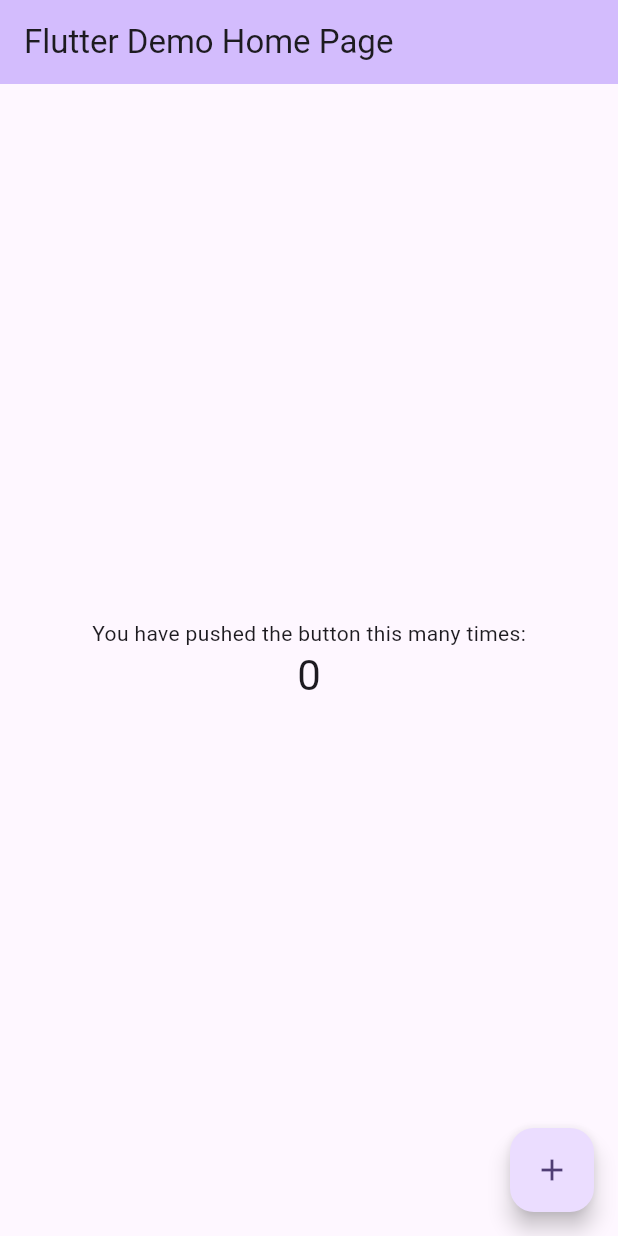
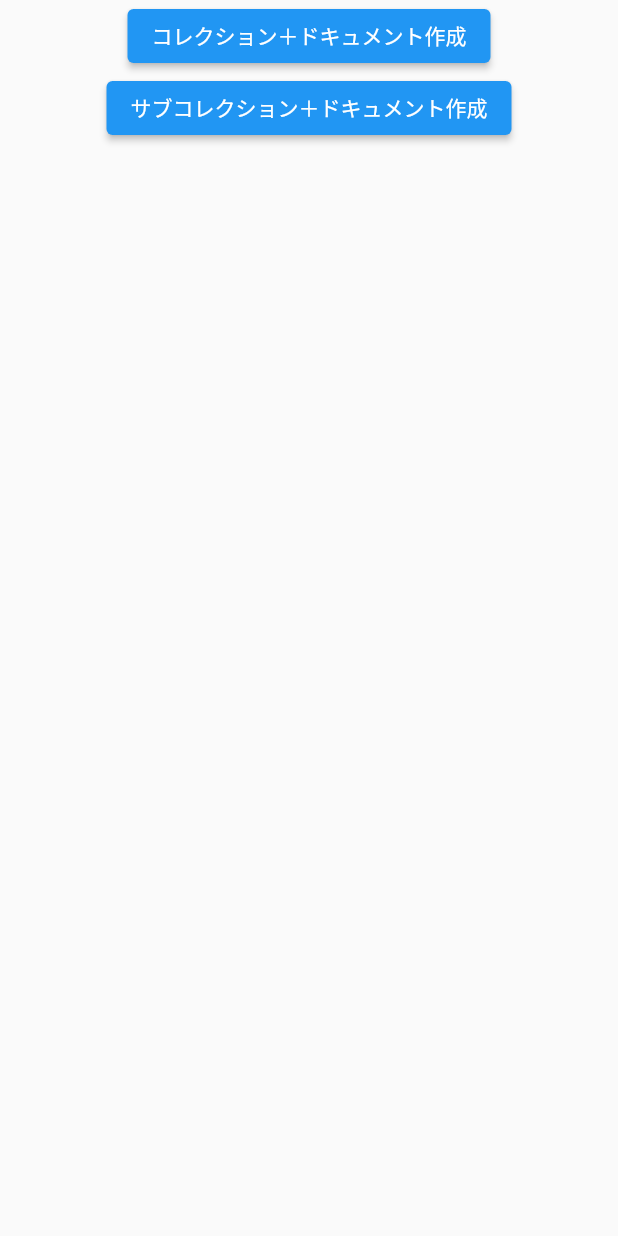
Before and after one commit to SugawaraTomo/flutter10, a Flutter app: the screen it shows after launch, on a phone screen of 412 x 824 dp. Run offline on Flutter 3.47's test engine with Material 2 defaults, Android fonts, the phone set to English and light mode, and no system bars; our stand-ins replace cloud_firestore, firebase_core; accounts and stored records are empty; statements that could not run were skipped.

Commit message:
サブコレクション追加機能

```diff
--- a/lib/main.dart
+++ b/lib/main.dart
@@ -1,125 +1,76 @@
+import 'package:cloud_firestore/cloud_firestore.dart';
+import 'package:firebase_core/firebase_core.dart';
 import 'package:flutter/material.dart';
+import 'config/key dart';
 
-void main() {
-  runApp(const MyApp());
+Future<void> main() async {
+  // Fireabse初期化
+  WidgetsFlutterBinding.ensureInitialized();
+  await Firebase.initializeApp(
+    options: FirebaseOptions(
+     apiKey: fb_apiKey, // Your apiKey
+     authDomain: fb_authDomain,
+     projectId: fb_projectId,
+     storageBucket: fb_storageBucket,
+     messagingSenderId: fb_messagingSenderId,
+     appId: fb_appId, // Your appId
+   ),
+  );
+  runApp(MyApp());
 }
 
 class MyApp extends StatelessWidget {
-  const MyApp({super.key});
-
-  // This widget is the root of your application.
   @override
   Widget build(BuildContext context) {
     return MaterialApp(
+      debugShowCheckedModeBanner: false,
       title: 'Flutter Demo',
       theme: ThemeData(
-        // This is the theme of your application.
-        //
-        // TRY THIS: Try running your application with "flutter run". You'll see
-        // the application has a blue toolbar. Then, without quitting the app,
-        // try changing the seedColor in the colorScheme below to Colors.green
-        // and then invoke "hot reload" (save your changes or press the "hot
-        // reload" button in a Flutter-supported IDE, or press "r" if you used
-        // the command line to start the app).
-        //
-        // Notice that the counter didn't reset back to zero; the application
-        // state is not lost during the reload. To reset the state, use hot
-        // restart instead.
-        //
-        // This works for code too, not just values: Most code changes can be
-        // tested with just a hot reload.
-        colorScheme: ColorScheme.fromSeed(seedColor: Colors.deepPurple),
-        useMaterial3: true,
+        primarySwatch: Colors.blue,
+        visualDensity: VisualDensity.adaptivePlatformDensity,
       ),
-      home: const MyHomePage(title: 'Flutter Demo Home Page'),
+      home: MyFirestorePage(),
     );
   }
 }
 
-class MyHomePage extends StatefulWidget {
-  const MyHomePage({super.key, required this.title});
-
-  // This widget is the home page of your application. It is stateful, meaning
-  // that it has a State object (defined below) that contains fields that affect
-  // how it looks.
-
-  // This class is the configuration for the state. It holds the values (in this
-  // case the title) provided by the parent (in this case the App widget) and
-  // used by the build method of the State. Fields in a Widget subclass are
-  // always marked "final".
-
-  final String title;
-
+class MyFirestorePage extends StatefulWidget {
   @override
-  State<MyHomePage> createState() => _MyHomePageState();
+  _MyFirestorePageState createState() => _MyFirestorePageState();
 }
 
-class _MyHomePageState extends State<MyHomePage> {
-  int _counter = 0;
-
-  void _incrementCounter() {
-    setState(() {
-      // This call to setState tells the Flutter framework that something has
-      // changed in this State, which causes it to rerun the build method below
-      // so that the display can reflect the updated values. If we changed
-      // _counter without calling setState(), then the build method would not be
-      // called again, and so nothing would appear to happen.
-      _counter++;
-    });
-  }
-
+class _MyFirestorePageState extends State<MyFirestorePage> {
   @override
   Widget build(BuildContext context) {
-    // This method is rerun every time setState is called, for instance as done
-    // by the _incrementCounter method above.
-    //
-    // The Flutter framework has been optimized to make rerunning build methods
-    // fast, so that you can just rebuild anything that needs updating rather
-    // than having to individually change instances of widgets.
     return Scaffold(
-      appBar: AppBar(
-        // TRY THIS: Try changing the color here to a specific color (to
-        // Colors.amber, perhaps?) and trigger a hot reload to see the AppBar
-        // change color while the other colors stay the same.
-        backgroundColor: Theme.of(context).colorScheme.inversePrimary,
-        // Here we take the value from the MyHomePage object that was created by
-        // the App.build method, and use it to set our appbar title.
-        title: Text(widget.title),
-      ),
       body: Center(
-        // Center is a layout widget. It takes a single child and positions it
-        // in the middle of the parent.
         child: Column(
-          // Column is also a layout widget. It takes a list of children and
-          // arranges them vertically. By default, it sizes itself to fit its
-          // children horizontally, and tries to be as tall as its parent.
-          //
-          // Column has various properties to control how it sizes itself and
-          // how it positions its children. Here we use mainAxisAlignment to
-          // center the children vertically; the main axis here is the vertical
-          // axis because Columns are vertical (the cross axis would be
-          // horizontal).
-          //
-          // TRY THIS: Invoke "debug painting" (choose the "Toggle Debug Paint"
-          // action in the IDE, or press "p" in the console), to see the
-          // wireframe for each widget.
-          mainAxisAlignment: MainAxisAlignment.center,
           children: <Widget>[
-            const Text(
-              'You have pushed the button this many times:',
+            ElevatedButton(
+              child: Text('コレクション＋ドキュメント作成'),
+              onPressed: () async {
+                // ドキュメント作成
+                await FirebaseFirestore.instance
+                    .collection('users') // コレクションID
+                    .doc('id_gfi') // ドキュメントID
+                    .set({'name': '田中', 'age': 20}); // データ
+              },
             ),
-            Text(
-              '$_counter',
-              style: Theme.of(context).textTheme.headlineMedium,
+            ElevatedButton(
+              child: Text('サブコレクション＋ドキュメント作成'),
+              onPressed: () async {
+                // サブコレクション内にドキュメント作成
+                await FirebaseFirestore.instance
+                    .collection('users') // コレクションID
+                    .doc('id_abc') // ドキュメントID << usersコレクション内のドキュメント
+                    .collection('orders') // サブコレクションID
+                    .doc('id_123') // ドキュメントID << サブコレクション内のドキュメント
+                    .set({'price': 600, 'date': '9/13'}); // データ
+              },
             ),
           ],
         ),
       ),
-      floatingActionButton: FloatingActionButton(
-        onPressed: _incrementCounter,
-        tooltip: 'Increment',
-        child: const Icon(Icons.add),
-      ), // This trailing comma makes auto-formatting nicer for build methods.
     );
   }
 }
```
